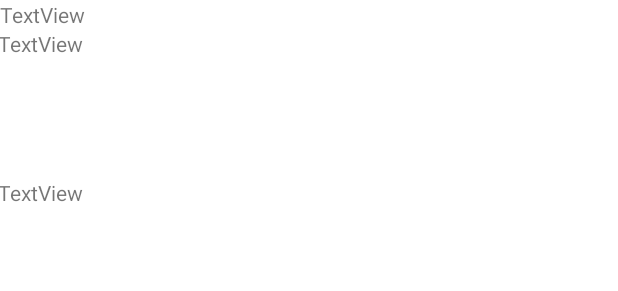
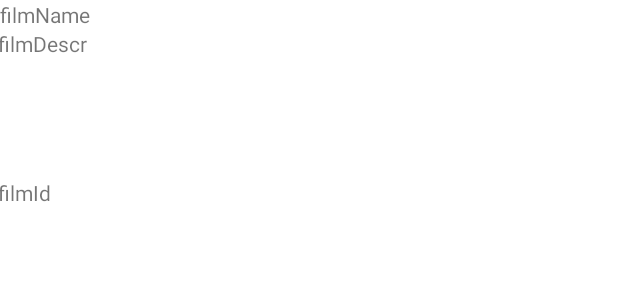
Before and after one commit to Andreyovs/FilmGalery, an Android app: the layout film_details.xml on its own in the app's theme, with its tools: preview values and no code run, on a phone screen of 412 x 824 dp. Shown: the top 291 px of the screen. Run offline under Robolectric (Android 15) with nearby library versions, the phone set to English and light mode, and no system bars.

Commit message:
layout fix

```diff
--- a/app/src/main/res/layout/activity_main.xml
+++ b/app/src/main/res/layout/activity_main.xml
@@ -11,8 +11,8 @@
         android:padding="4dp"
         android:clipToPadding="false"
         android:id="@+id/recyclerView"
-        android:layout_width="fill_parent"
-        android:layout_height="fill_parent"
+        android:layout_width="0dp"
+        android:layout_height="0dp"
         tools:listitem="@layout/film_item_layout"
         app:layout_constraintBottom_toBottomOf="parent"
         app:layout_constraintEnd_toEndOf="parent"
--- a/app/src/main/res/layout/film_details.xml
+++ b/app/src/main/res/layout/film_details.xml
@@ -22,7 +22,7 @@
         android:id="@+id/filmName"
         android:layout_width="wrap_content"
         android:layout_height="wrap_content"
-        android:text="TextView"
+        tools:text="filmName"
         app:layout_constraintStart_toStartOf="parent"
         app:layout_constraintTop_toTopOf="parent" />
 
@@ -30,7 +30,7 @@
         android:id="@+id/filmDescr"
         android:layout_width="416dp"
         android:layout_height="99dp"
-        android:text="TextView"
+        tools:text="filmDescr"
         app:layout_constraintEnd_toEndOf="parent"
         app:layout_constraintStart_toStartOf="parent"
         app:layout_constraintTop_toBottomOf="@+id/filmName" />
@@ -38,7 +38,7 @@
         android:id="@+id/filmId"
         android:layout_width="416dp"
         android:layout_height="99dp"
-        android:text="TextView"
+        tools:text="filmId"
         app:layout_constraintEnd_toEndOf="parent"
         app:layout_constraintStart_toStartOf="parent"
         app:layout_constraintTop_toBottomOf="@+id/filmDescr" />
--- a/app/src/main/res/layout/film_item_layout.xml
+++ b/app/src/main/res/layout/film_item_layout.xml
@@ -10,7 +10,7 @@
         android:layout_width="wrap_content"
         android:layout_height="wrap_content"
         android:clipToPadding="false"
-        android:contentDescription="@string/filmImg_descr"
+        tools:contentDescription="@string/filmImg_descr"
         android:padding="4dp"
         app:layout_constraintStart_toStartOf="parent"
         app:layout_constraintTop_toTopOf="parent" />
@@ -21,7 +21,7 @@
         android:layout_height="wrap_content"
         android:clipToPadding="false"
         android:padding="4dp"
-        android:text="@string/filmName_text"
+        tools:text="@string/filmName_text"
         app:layout_constraintStart_toEndOf="@+id/film_ImageView"
         app:layout_constraintTop_toTopOf="parent" />
 
@@ -32,7 +32,7 @@
         android:layout_marginTop="8dp"
         android:clipToPadding="false"
         android:padding="4dp"
-        android:text="@string/filmDescr_text"
+        tools:text="@string/filmDescr_text"
         app:layout_constraintEnd_toEndOf="parent"
         app:layout_constraintStart_toStartOf="parent"
         app:layout_constraintTop_toBottomOf="@+id/film_ImageView" />
```
